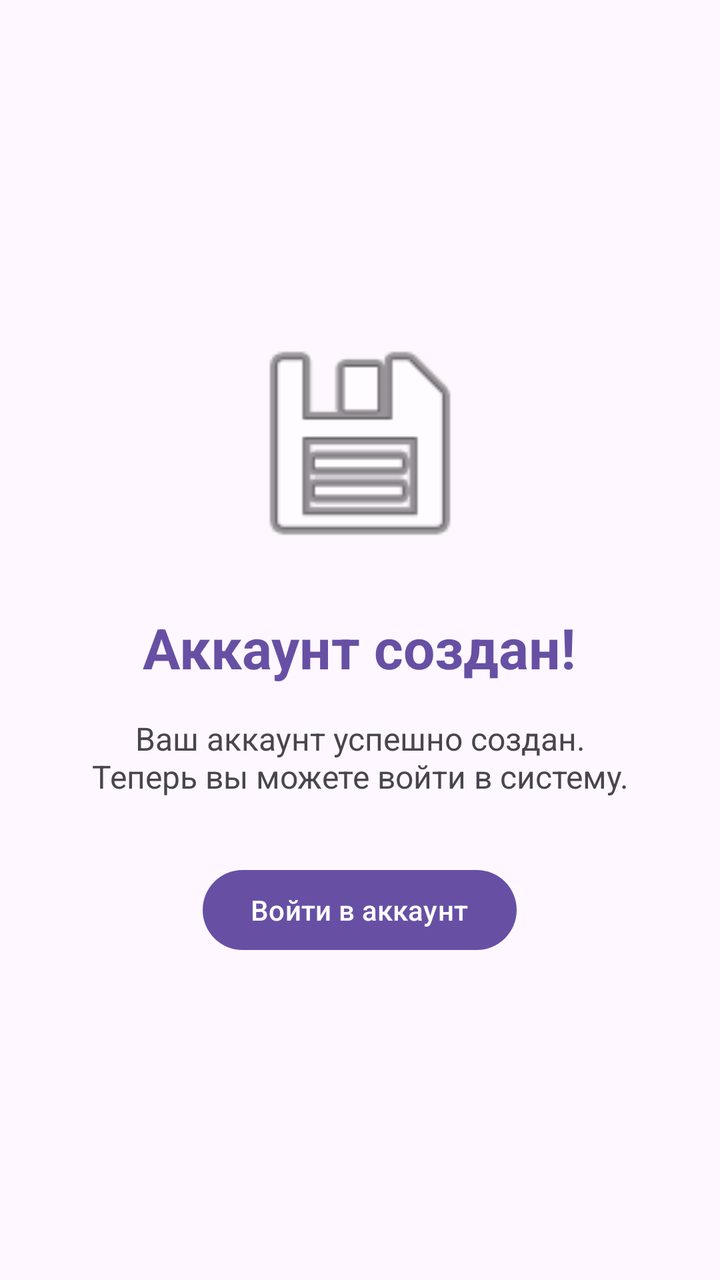
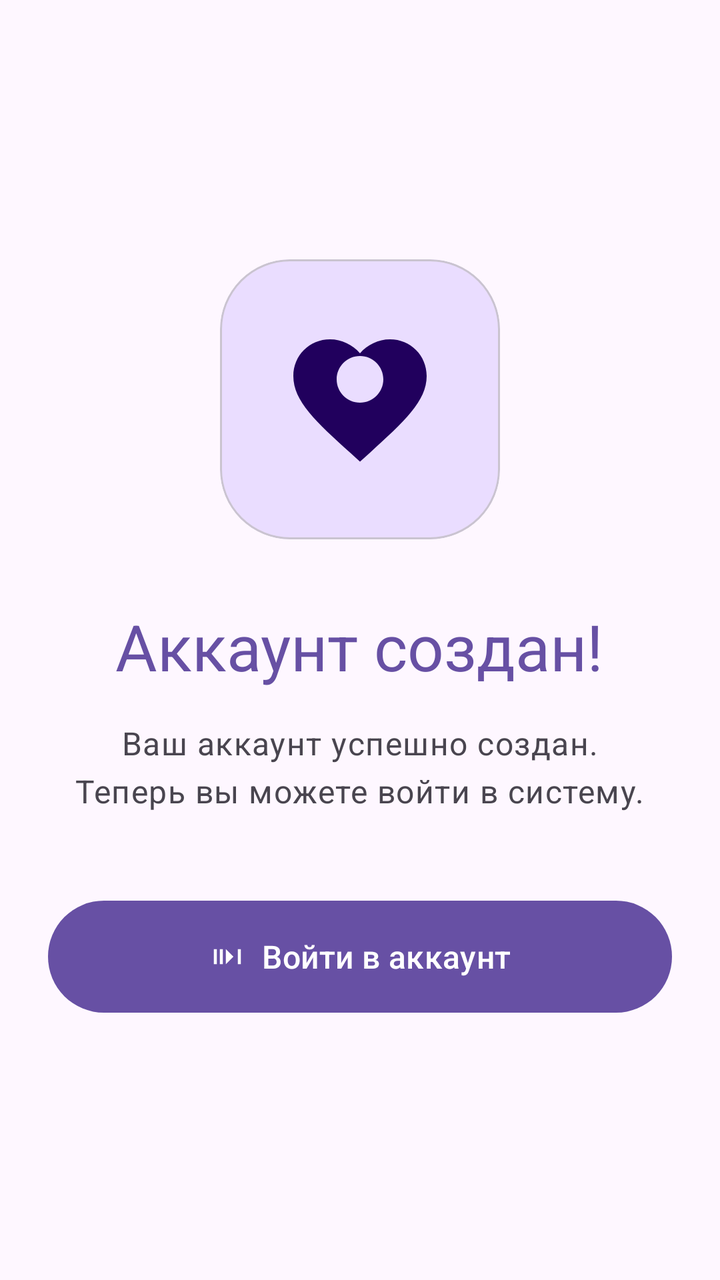

An Android layout rendered at two revisions. The XML below is the earlier revision; the diff shows what the commit changed to produce the second picture.
<!-- AndroidManifest.xml: application theme Theme.BarkfluffClientAndroid -->
<!-- res/layout/step_register_09_complete.xml -->
<?xml version="1.0" encoding="utf-8"?>
<LinearLayout xmlns:android="http://schemas.android.com/apk/res/android"
    xmlns:app="http://schemas.android.com/apk/res-auto"
    android:layout_width="match_parent"
    android:layout_height="match_parent"
    android:gravity="center"
    android:orientation="vertical"
    android:padding="16dp">

    
    <ImageView
        android:layout_width="120dp"
        android:layout_height="120dp"
        android:layout_marginBottom="24dp"
        android:src="@android:drawable/ic_menu_save"
        android:contentDescription="Success" />

    
    <TextView
        android:layout_width="wrap_content"
        android:layout_height="wrap_content"
        android:layout_marginBottom="16dp"
        android:text="Аккаунт создан!"
        android:textColor="?attr/colorPrimary"
        android:textSize="28sp"
        android:textStyle="bold" />

    
    <TextView
        android:layout_width="wrap_content"
        android:layout_height="wrap_content"
        android:layout_marginBottom="32dp"
        android:gravity="center"
        android:text="Ваш аккаунт успешно создан.\nТеперь вы можете войти в систему."
        android:textColor="?attr/colorOnSurfaceVariant"
        android:textSize="16sp" />

    
    <com.google.android.material.progressindicator.CircularProgressIndicator
        android:id="@+id/finalLoadingIndicator"
        android:layout_width="wrap_content"
        android:layout_height="wrap_content"
        android:layout_marginBottom="24dp"
        android:indeterminate="true"
        android:visibility="gone"
        app:indicatorColor="?attr/colorPrimary" />

    
    <com.google.android.material.button.MaterialButton
        android:id="@+id/goToLoginButton"
        android:layout_width="wrap_content"
        android:layout_height="wrap_content"
        android:text="Войти в аккаунт" />
</LinearLayout>
<!-- resources referenced by this layout -->
<resources>
  <style name="Theme.BarkfluffClientAndroid" parent="Base.Theme.BarkfluffClientAndroid" />
  <style name="Base.Theme.BarkfluffClientAndroid" parent="Theme.Material3.DayNight.NoActionBar">
          
          <item name="android:statusBarColor">?attr/colorSurface</item>
          <item name="android:windowBackground">?android:attr/colorBackground</item>
      </style>
</resources>

<!-- the commit's change to res/layout/step_register_09_complete.xml (unified diff, before → after) -->
@@ -5,15 +5,26 @@
     android:layout_height="match_parent"
     android:gravity="center"
     android:orientation="vertical"
-    android:padding="16dp">
+    android:padding="24dp">
 
     
-    <ImageView
-        android:layout_width="120dp"
-        android:layout_height="120dp"
-        android:layout_marginBottom="24dp"
-        android:src="@android:drawable/ic_menu_save"
-        android:contentDescription="Success" />
+    <com.google.android.material.card.MaterialCardView
+        android:layout_width="140dp"
+        android:layout_height="140dp"
+        android:layout_marginBottom="32dp"
+        app:cardBackgroundColor="?attr/colorPrimaryContainer"
+        app:cardCornerRadius="35dp"
+        app:cardElevation="0dp">
+
+        <ImageView
+            android:layout_width="80dp"
+            android:layout_height="80dp"
+            android:layout_gravity="center"
+            android:contentDescription="Success"
+            android:src="@drawable/ic_favorite"
+            app:tint="?attr/colorOnPrimaryContainer" />
+
+    </com.google.android.material.card.MaterialCardView>
 
     
     <TextView
@@ -21,19 +32,18 @@
         android:layout_height="wrap_content"
         android:layout_marginBottom="16dp"
         android:text="Аккаунт создан!"
-        android:textColor="?attr/colorPrimary"
-        android:textSize="28sp"
-        android:textStyle="bold" />
+        android:textAppearance="?attr/textAppearanceHeadlineLarge"
+        android:textColor="?attr/colorPrimary" />
 
     
     <TextView
         android:layout_width="wrap_content"
         android:layout_height="wrap_content"
-        android:layout_marginBottom="32dp"
+        android:layout_marginBottom="40dp"
         android:gravity="center"
         android:text="Ваш аккаунт успешно создан.\nТеперь вы можете войти в систему."
-        android:textColor="?attr/colorOnSurfaceVariant"
-        android:textSize="16sp" />
+        android:textAppearance="?attr/textAppearanceBodyLarge"
+        android:textColor="?attr/colorOnSurfaceVariant" />
 
     
     <com.google.android.material.progressindicator.CircularProgressIndicator
@@ -48,7 +58,13 @@
     
     <com.google.android.material.button.MaterialButton
         android:id="@+id/goToLoginButton"
-        android:layout_width="wrap_content"
-        android:layout_height="wrap_content"
-        android:text="Войти в аккаунт" />
+        android:layout_width="match_parent"
+        android:layout_height="64dp"
+        android:text="Войти в аккаунт"
+        android:textAllCaps="false"
+        android:textAppearance="?attr/textAppearanceTitleMedium"
+        app:cornerRadius="32dp"
+        app:icon="@drawable/ic_login"
+        app:iconGravity="textStart" />
+
 </LinearLayout>
<!-- resource entries referenced after the edit -->
@@ -1,10 +1,44 @@
 <!-- resources referenced by this layout -->
 <resources>
+  <!-- drawable ic_favorite (drawable) -->
+  <?xml version="1.0" encoding="utf-8"?>
+  <vector xmlns:android="http://schemas.android.com/apk/res/android"
+      android:width="24dp"
+      android:height="24dp"
+      android:viewportWidth="24"
+      android:viewportHeight="24">
+      <path
+          android:fillColor="?attr/colorOnSurface"
+          android:pathData="M12,21.35l-1.45,-1.32C5.4,15.36 2,12.28 2,8.5 2,5.42 4.42,3 7.5,3c1.74,0 3.41,0.81 4.5,2.09C13.09,3.81 14.76,3 16.5,3 19.58,3 22,5.42 22,8.5c0,3.78 -3.4,6.86 -8.55,11.54L12,21.35zM12,5.5c-1.93,0 -3.5,1.57 -3.5,3.5s1.57,3.5 3.5,3.5 3.5,-1.57 3.5,-3.5 -1.57,-3.5 -3.5,-3.5z"/>
+  </vector>
+  <!-- drawable ic_login (drawable) -->
+  <?xml version="1.0" encoding="utf-8"?>
+  <vector xmlns:android="http://schemas.android.com/apk/res/android"
+      android:width="24dp"
+      android:height="24dp"
+      android:viewportWidth="24"
+      android:viewportHeight="24">
+      <path
+          android:fillColor="?attr/colorOnSurface"
+          android:pathData="M11,7l5,5 -5,5V7zM7,7h2v10H7V7zm-4,0h2v10H3V7zm16,0h2v10h-2V7z"/>
+  </vector>
   <style name="Theme.BarkfluffClientAndroid" parent="Base.Theme.BarkfluffClientAndroid" />
   <style name="Base.Theme.BarkfluffClientAndroid" parent="Theme.Material3.DayNight.NoActionBar">
           
-          <item name="android:statusBarColor">?attr/colorSurface</item>
+          <item name="android:windowLayoutInDisplayCutoutMode" tools:targetApi="p">shortEdges</item>
+          <item name="android:statusBarColor">@android:color/transparent</item>
+          <item name="android:navigationBarColor">@android:color/transparent</item>
           <item name="android:windowBackground">?android:attr/colorBackground</item>
+          
+          
+          <item name="shapeAppearanceSmallComponent">@style/ShapeAppearance.Material3.SmallComponent</item>
+          <item name="shapeAppearanceMediumComponent">@style/ShapeAppearance.Material3.MediumComponent</item>
+          <item name="shapeAppearanceLargeComponent">@style/ShapeAppearance.Material3.LargeComponent</item>
+          
+          
+          <item name="textAppearanceDisplayLarge">@style/TextAppearance.Material3.DisplayLarge</item>
+          <item name="textAppearanceHeadlineLarge">@style/TextAppearance.Material3.HeadlineLarge</item>
+          <item name="textAppearanceTitleLarge">@style/TextAppearance.Material3.TitleLarge</item>
       </style>
 </resources>
 
